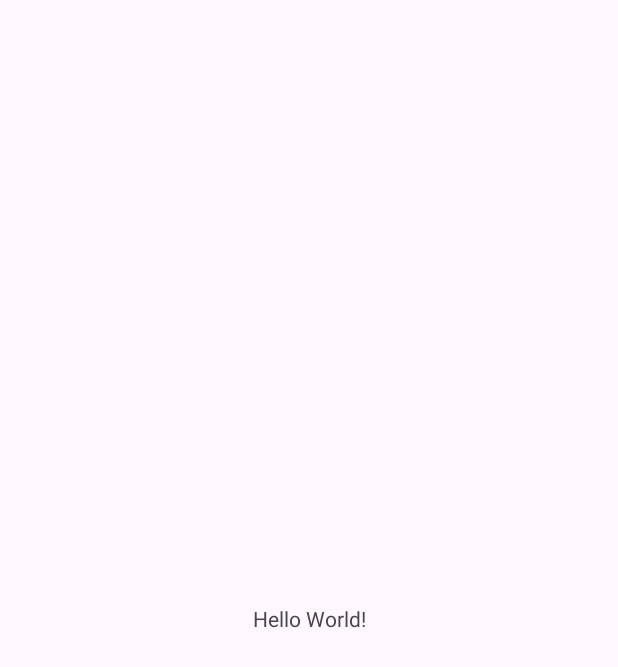
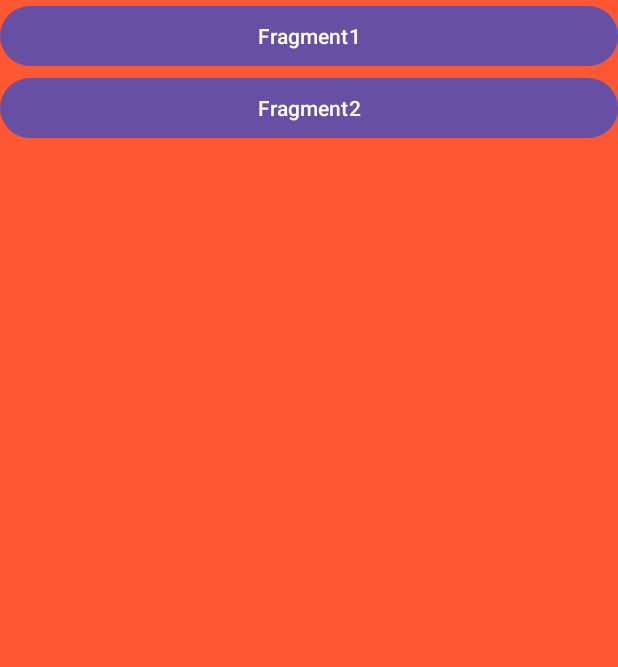
Before and after one commit to IanClaggett/CSE5236Project, an Android app: the screen it shows after launch (MainActivity), on a phone screen of 412 x 824 dp. Before the commit the part shown is almost empty. Shown: the top 667 px of the screen. Run offline under Robolectric (Android 15) with nearby library versions, the phone set to English and light mode, and no system bars.

Commit message:
added fragment skeletons

```diff
--- a/app/build.gradle.kts
+++ b/app/build.gradle.kts
@@ -36,7 +36,7 @@ android {
 }
 
 dependencies {
-
+    val fragment_version = "1.8.6"
     implementation(libs.androidx.core.ktx)
     implementation(libs.androidx.appcompat)
     implementation(libs.material)
@@ -45,4 +45,5 @@ dependencies {
     testImplementation(libs.junit)
     androidTestImplementation(libs.androidx.junit)
     androidTestImplementation(libs.androidx.espresso.core)
+    implementation("androidx.fragment:fragment:$fragment_version")
 }
--- a/app/src/main/java/com/example/cse5236/MainActivity.kt
+++ b/app/src/main/java/com/example/cse5236/MainActivity.kt
@@ -1,21 +1,36 @@
 package com.example.cse5236
 
 import android.os.Bundle
+import android.widget.Button
 import androidx.activity.enableEdgeToEdge
 import androidx.appcompat.app.AppCompatActivity
 import androidx.core.view.ViewCompat
 import androidx.core.view.WindowInsetsCompat
+import androidx.fragment.app.Fragment
+import androidx.fragment.app.FragmentTransaction
 
 class MainActivity : AppCompatActivity() {
     override fun onCreate(savedInstanceState: Bundle?) {
         super.onCreate(savedInstanceState)
         println("OnCreate")
+        setContentView(R.layout.activity_main)
+        val btnFragment1: Button = findViewById(R.id.fragment_blank1)
+        val btnFragment2: Button = findViewById(R.id.fragment_blank2)
         enableEdgeToEdge()
-        setContentView(R.layout.activity_main)
         ViewCompat.setOnApplyWindowInsetsListener(findViewById(R.id.main)) { v, insets ->
             val systemBars = insets.getInsets(WindowInsetsCompat.Type.systemBars())
             v.setPadding(systemBars.left, systemBars.top, systemBars.right, systemBars.bottom)
             insets
+        }
+        btnFragment1.setOnClickListener {
+            // Replace with Fragment1
+            replaceFragment(BlankFragment1())
+        }
+
+        // Button 2 click listener
+        btnFragment2.setOnClickListener {
+            // Replace with Fragment2
+            replaceFragment(BlankFragment2())
         }
     }
 
@@ -43,4 +58,11 @@ class MainActivity : AppCompatActivity() {
         super.onDestroy()
         println("onDestroy()")
     }
+
+    private fun replaceFragment(fragment: Fragment) {
+        val transaction: FragmentTransaction = supportFragmentManager.beginTransaction()
+        transaction.replace(R.id.fragment_container, fragment)
+        transaction.addToBackStack(null)
+        transaction.commit()
+    }
 }
--- a/app/src/main/res/layout/activity_main.xml
+++ b/app/src/main/res/layout/activity_main.xml
@@ -5,15 +5,37 @@
     android:id="@+id/main"
     android:layout_width="match_parent"
     android:layout_height="match_parent"
+    android:background="#FF5733"
     tools:context=".MainActivity">
 
-    <TextView
-        android:layout_width="wrap_content"
+    <androidx.constraintlayout.widget.Guideline
+        android:id="@+id/guideline"
+        android:layout_width="0dp"
         android:layout_height="wrap_content"
-        android:text="Hello World!"
-        app:layout_constraintBottom_toBottomOf="parent"
-        app:layout_constraintEnd_toEndOf="parent"
-        app:layout_constraintStart_toStartOf="parent"
-        app:layout_constraintTop_toTopOf="parent" />
+        app:layout_constraintGuide_percent="0.5" />
+
+    <androidx.fragment.app.FragmentContainerView
+        android:layout_width="match_parent"
+        android:layout_height="0dp"
+        android:id="@+id/fragment_container"
+        app:layout_constraintTop_toBottomOf="@+id/guideline"
+        app:layout_constraintBottom_toBottomOf="parent"/>
+
+    <TableLayout
+        android:id="@+id/table_layout"
+        android:layout_width="match_parent"
+        android:layout_height="match_parent">
+            <Button
+                android:id="@+id/fragment_blank1"
+                android:layout_width="match_parent"
+                android:layout_height="wrap_content"
+                android:text="Fragment1" />
+
+            <Button
+                android:id="@+id/fragment_blank2"
+                android:layout_width="wrap_content"
+                android:layout_height="wrap_content"
+                android:text="Fragment2" />
+    </TableLayout>
 
 </androidx.constraintlayout.widget.ConstraintLayout>
--- a/app/src/main/res/values/strings.xml
+++ b/app/src/main/res/values/strings.xml
@@ -1,3 +1,5 @@
 <resources>
     <string name="app_name">CSE5236</string>
+    <!-- TODO: Remove or change this placeholder text -->
+    <string name="hello_blank_fragment">Hello blank fragment</string>
 </resources>
```
Also changed, not shown: app/src/main/java/com/example/cse5236/BlankFragment1.kt (added, +67 -0 lines), app/src/main/java/com/example/cse5236/BlankFragment2.kt (added, +65 -0 lines), app/src/main/res/layout/fragment_blank1.xml (added, +25 -0 lines), app/src/main/res/layout/fragment_blank2.xml (added, +14 -0 lines), app/src/main/res/layout/fragment_test1.xml (added, +14 -0 lines), app/src/main/res/layout/fragment_test2.xml (added, +14 -0 lines).
